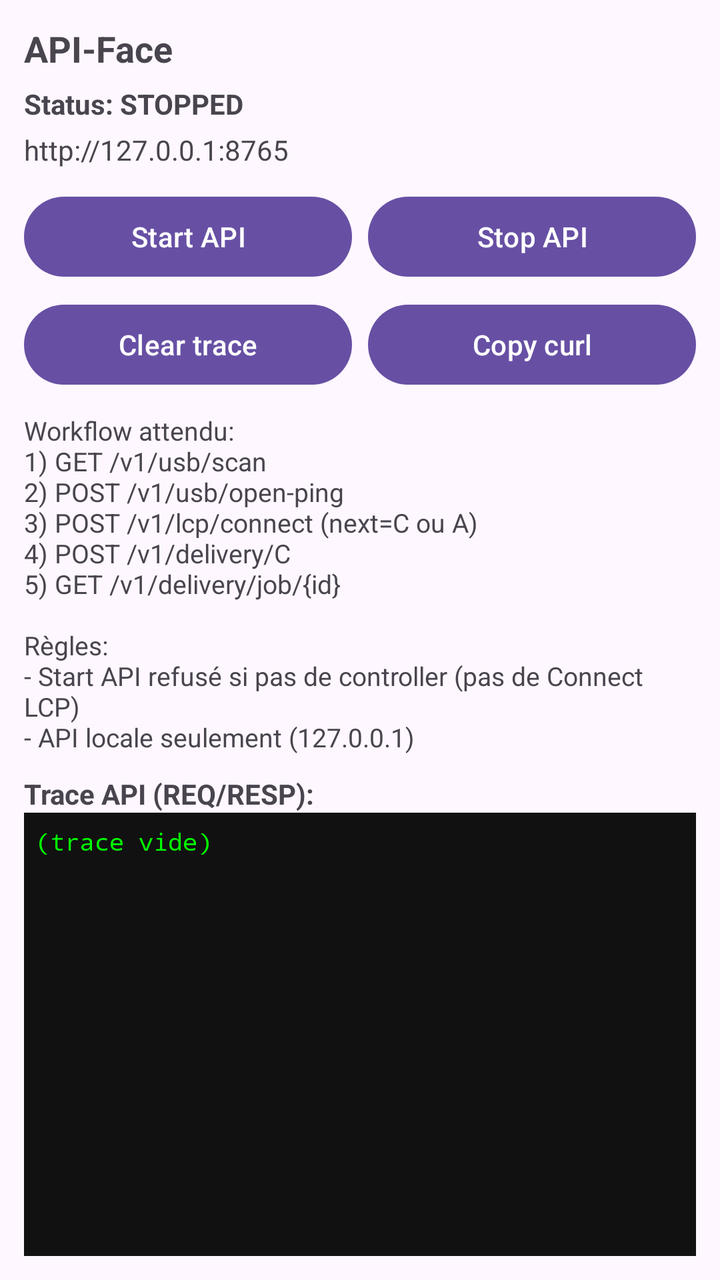
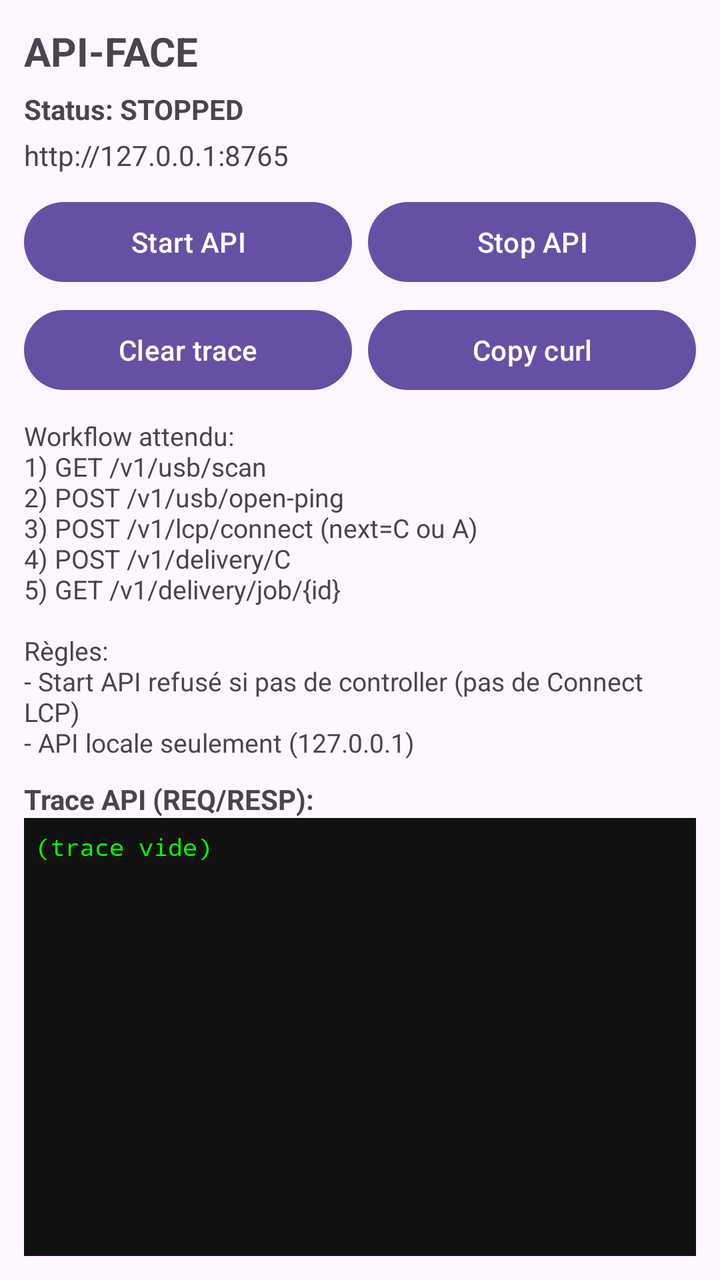

Two renders of the same Android screen: before a commit and after it. Below are the layout's source before the change and the commit's diff.
<!-- AndroidManifest.xml: application theme Theme.Material3.DayNight.NoActionBar -->
<!-- res/layout/fragment_api_face.xml -->
<LinearLayout xmlns:android="http://schemas.android.com/apk/res/android"
    android:id="@+id/apiFaceRoot"
    android:layout_width="match_parent"
    android:layout_height="match_parent"
    android:orientation="vertical"
    android:padding="12dp">

    <TextView
        android:id="@+id/txtApiTitle"
        android:layout_width="match_parent"
        android:layout_height="wrap_content"
        android:text="API-Face"
        android:textStyle="bold"
        android:textSize="18sp"/>

    <TextView
        android:id="@+id/txtApiStatus"
        android:layout_width="match_parent"
        android:layout_height="wrap_content"
        android:text="Status: STOPPED"
        android:textStyle="bold"
        android:paddingTop="6dp"/>

    <TextView
        android:id="@+id/txtApiUrl"
        android:layout_width="match_parent"
        android:layout_height="wrap_content"
        android:text="http://127.0.0.1:8765"
        android:textIsSelectable="true"
        android:paddingTop="4dp"/>

    
    <LinearLayout
        android:layout_width="match_parent"
        android:layout_height="wrap_content"
        android:orientation="horizontal"
        android:paddingTop="10dp">

        <Button
            android:id="@+id/btnApiStart"
            android:layout_width="0dp"
            android:layout_height="wrap_content"
            android:layout_weight="1"
            android:text="Start API"/>

        <Button
            android:id="@+id/btnApiStop"
            android:layout_width="0dp"
            android:layout_height="wrap_content"
            android:layout_weight="1"
            android:layout_marginStart="8dp"
            android:text="Stop API"/>
    </LinearLayout>

    
    <LinearLayout
        android:layout_width="match_parent"
        android:layout_height="wrap_content"
        android:orientation="horizontal"
        android:paddingTop="6dp">

        <Button
            android:id="@+id/btnApiClearTrace"
            android:layout_width="0dp"
            android:layout_height="wrap_content"
            android:layout_weight="1"
            android:text="Clear trace"/>

        <Button
            android:id="@+id/btnApiCopyCurl"
            android:layout_width="0dp"
            android:layout_height="wrap_content"
            android:layout_weight="1"
            android:layout_marginStart="8dp"
            android:text="Copy curl"/>
    </LinearLayout>

    <TextView
        android:id="@+id/txtApiHowTo"
        android:layout_width="match_parent"
        android:layout_height="wrap_content"
        android:paddingTop="10dp"
        android:text="Workflow attendu:\n1) GET /v1/usb/scan\n2) POST /v1/usb/open-ping\n3) POST /v1/lcp/connect (next=C ou A)\n4) POST /v1/delivery/C\n5) GET /v1/delivery/job/{id}\n\nRègles:\n- Start API refusé si pas de controller (pas de Connect LCP)\n- API locale seulement (127.0.0.1)"
        android:textSize="13sp"/>

    <TextView
        android:id="@+id/txtApiTraceTitle"
        android:layout_width="match_parent"
        android:layout_height="wrap_content"
        android:text="Trace API (REQ/RESP):"
        android:textStyle="bold"
        android:paddingTop="10dp"/>

    <ScrollView
        android:id="@+id/apiTraceScroll"
        android:layout_width="match_parent"
        android:layout_height="0dp"
        android:layout_weight="1"
        android:fillViewport="true"
        android:background="#111111"
        android:padding="6dp">

        <TextView
            android:id="@+id/txtApiTrace"
            android:layout_width="match_parent"
            android:layout_height="wrap_content"
            android:typeface="monospace"
            android:textSize="12sp"
            android:textColor="#00FF00"
            android:textIsSelectable="true"
            android:text="(trace vide)"/>
    </ScrollView>

</LinearLayout>
<!-- resources referenced by this layout -->
<resources>

</resources>

<!-- the commit's change to res/layout/fragment_api_face.xml (unified diff, before → after) -->
@@ -9,9 +9,9 @@
         android:id="@+id/txtApiTitle"
         android:layout_width="match_parent"
         android:layout_height="wrap_content"
-        android:text="API-Face"
+        android:text="API-FACE"
         android:textStyle="bold"
-        android:textSize="18sp"/>
+        android:textSize="20sp"/>
 
     <TextView
         android:id="@+id/txtApiStatus"
